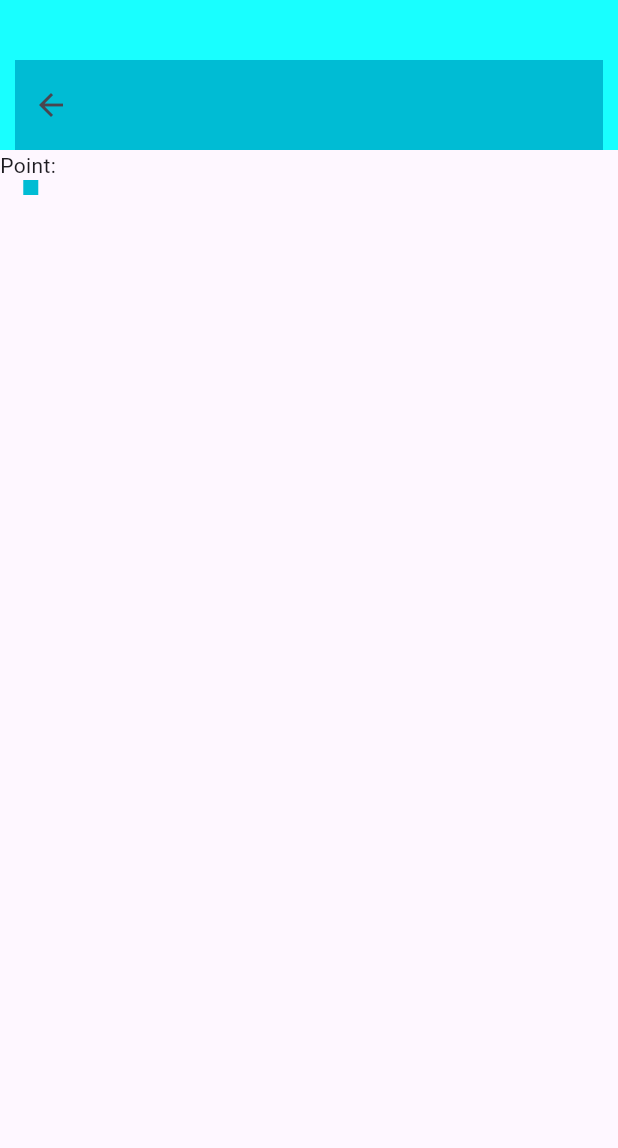
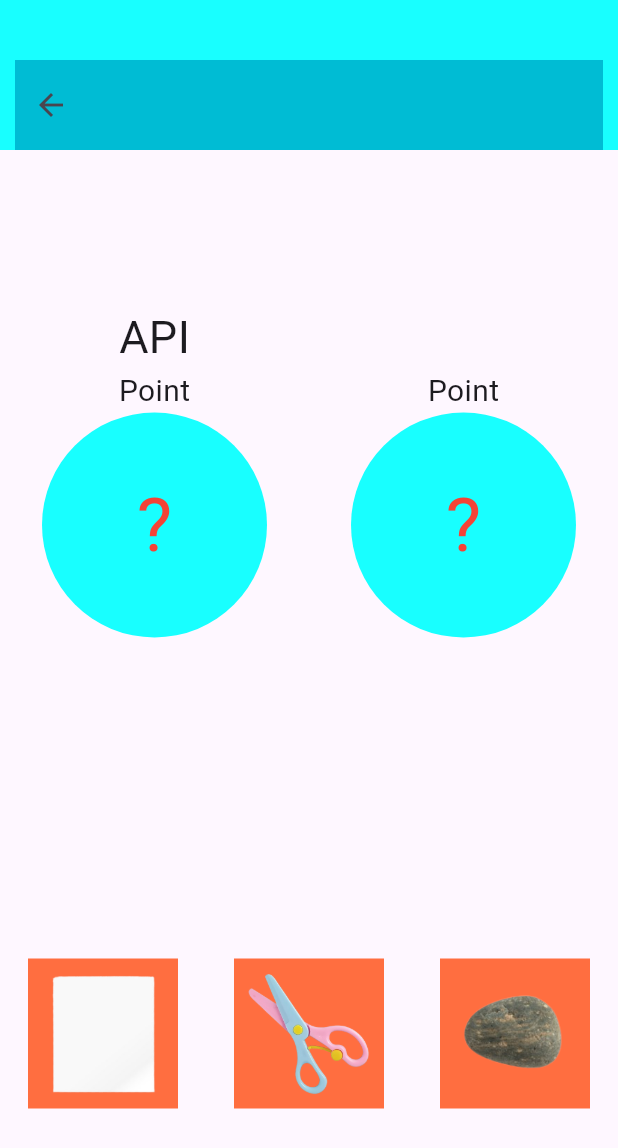
Before and after one commit to Prafulpatnecha/o_x_game, a Flutter app: the StonePlay screen opened by its route, after a tap on the "play arrow" icon, on a phone screen of 412 x 824 dp. Shown: the top 1148 px of the screen. Run offline on Flutter 3.47's test engine with Material 3 defaults, Android fonts, the phone set to English and light mode, and no system bars; our stand-ins replace image_picker.

Commit message:
24-06-24

```diff
--- a/lib/stone_paper_sizer/home/startscreen/startedgame.dart
+++ b/lib/stone_paper_sizer/home/startscreen/startedgame.dart
@@ -1,6 +1,7 @@
-import 'package:flutter/cupertino.dart';
 import 'package:flutter/material.dart';
-
+import 'package:o_x_game/stone_paper_sizer/utils/stone_globle.dart';
+import 'package:o_x_game/util/stone_modal.dart';
+StoneModal? stoneModalList;
 class StoneStart extends StatefulWidget {
   const StoneStart({super.key});
 
@@ -11,10 +12,13 @@ class StoneStart extends StatefulWidget {
 class _StoneStartState extends State<StoneStart> {
   @override
   Widget build(BuildContext context) {
+    stoneModalList=StoneModal.toList(listModal: emptyStone);
     double height = MediaQuery.of(context).size.height;
     double width = MediaQuery.of(context).size.width;
     return Scaffold(
       body: SizedBox(
+        child: SingleChildScrollView(
+          physics: const BouncingScrollPhysics(),
           child: Column(
             children: [
               Container(
@@ -40,21 +44,82 @@ class _StoneStartState extends State<StoneStart> {
                   ),
                 ),
               ),
+              SizedBox(height: height/8,),
               Row(
+                mainAxisAlignment: MainAxisAlignment.spaceAround,
                 children: [
                   Column(
                     children: [
-                    const Text('Point: '),
+                      const Text('API',style: TextStyle(fontSize: 30),),
+                      const Text('Point',style: TextStyle(fontSize: 20),),//todo enter points auto
                       Container(
-                      height: 10,
-                      width: 10,
-                      color: Colors.cyan,
-                    )
+                        decoration: const BoxDecoration(
+                        color: Colors.cyanAccent,
+                          shape: BoxShape.circle
+                        ),
+                        height: 150,
+                        width: 150,
+                        alignment: Alignment.center,
+                        child: (stoneFindBool==true)?const SizedBox(
+                          child: Text('?',style: TextStyle(color: Colors.red,fontSize: 50),),
+                        ):Container(),
+                      ),
                     ],
-                )
+                  ),
+                  Column(
+                    children: [
+                      Text(textUserName.text,style: const TextStyle(fontSize: 30),),
+                      const Text('Point',style: TextStyle(fontSize: 20),),
+                      Container(
+                        decoration: const BoxDecoration(
+                        color: Colors.cyanAccent,
+                          shape: BoxShape.circle,
+                        ),
+                        height: 150,
+                        width: 150,
+                        alignment: Alignment.center,
+                        child: (stoneFindBoolUser==true)?Container(
+                          child: Text('?',style: TextStyle(color: Colors.red,fontSize: 50),),
+                        ):Container(),
+                      ),
                     ],
                   ),
                 ],
+              ),
+              SizedBox(height: height/4,),
+              // ()?:,
+              (stoneFindBoolUser==true)?Row(
+                mainAxisAlignment: MainAxisAlignment.spaceAround,
+                children: [
+                  ...List.generate(stoneModalList!.listImage.length, (index) => Padding(
+                    padding: const EdgeInsets.all(8.0),
+                    child: GestureDetector(
+                      onTap: () {
+                        setState(() {
+
+                        });
+                      },
+                      child: Container(
+                        height: 100,
+                        width: 100,
+                        decoration: BoxDecoration(
+                        color: Colors.deepOrangeAccent,
+                          image: DecorationImage(
+                            image: stoneModalList!.listImage[index].imageFind!,
+                          ),
+                        ),
+                      ),
+                    ),
+                  ),),
+                ],
+              ):GestureDetector(
+                onTap: () {
+
+                },
+                  child: Container()
+              ),
+            ],
+          ),
         ),
       ),
     );
--- a/lib/stone_paper_sizer/home/stone_play.dart
+++ b/lib/stone_paper_sizer/home/stone_play.dart
@@ -1,3 +1,4 @@
+import 'package:flutter/cupertino.dart';
 import 'package:flutter/material.dart';
 import 'package:o_x_game/stone_paper_sizer/utils/stone_globle.dart';
 import 'package:o_x_game/util/stone_modal.dart';
@@ -49,6 +50,8 @@ class _StonePlayState extends State<StonePlay> {
                         ),
                       ),
                     ),
+                    (index==3)?const SizedBox(height: 20,):Container(),
+                    (index==3)?textFindController(stoneControllerFind: textUserName):Container(),
                   ],
                 ),
               ),
@@ -61,13 +64,13 @@ class _StonePlayState extends State<StonePlay> {
           setState(() {
             emptyStone.clear();
             if (selectIndexStone == 0) {
-              emptyStone.add(simpleImage);
+              emptyStone.addAll(simpleImage);
             } else if (selectIndexStone == 1) {
-              emptyStone.add(hardImage);
+              emptyStone.addAll(hardImage);
             } else if (selectIndexStone == 2) {
-              emptyStone.add(miciImage);
+              emptyStone.addAll(miciImage);
             } else if (selectIndexStone == 3) {
-              emptyStone.add(funnyImage);
+              emptyStone.addAll(funnyImage);
             }
           });
           Navigator.of(context).pushNamed('/start');
@@ -76,5 +79,17 @@ class _StonePlayState extends State<StonePlay> {
       ),
     );
   }
+
+  TextFormField textFindController({required TextEditingController stoneControllerFind}) {
+    return TextFormField(
+      controller: stoneControllerFind,
+                    decoration: InputDecoration(
+                      label: Text('Enter User Name'),
+                      border: OutlineInputBorder(borderSide: BorderSide(color: Colors.blue)),
+                      enabledBorder: OutlineInputBorder(borderSide: BorderSide(color: Colors.blue)),
+                      focusedBorder: OutlineInputBorder(borderSide: BorderSide(color: Colors.blue))
+                    ),
+                  );
+  }
 }
 // haxm
--- a/lib/stone_paper_sizer/utils/stone_globle.dart
+++ b/lib/stone_paper_sizer/utils/stone_globle.dart
@@ -1,2 +1,7 @@
+import 'package:flutter/cupertino.dart';
+
 int selectIndexStone=0;
 List emptyStone=[];
+bool stoneFindBool=true;
+bool stoneFindBoolUser=true;
+TextEditingController textUserName=TextEditingController();
```
Also changed, not shown: assets/funny/stone_funny.png (renamed from assets/funny/stone_funey.png). Lines whose indentation alone changed are shown as unchanged.
